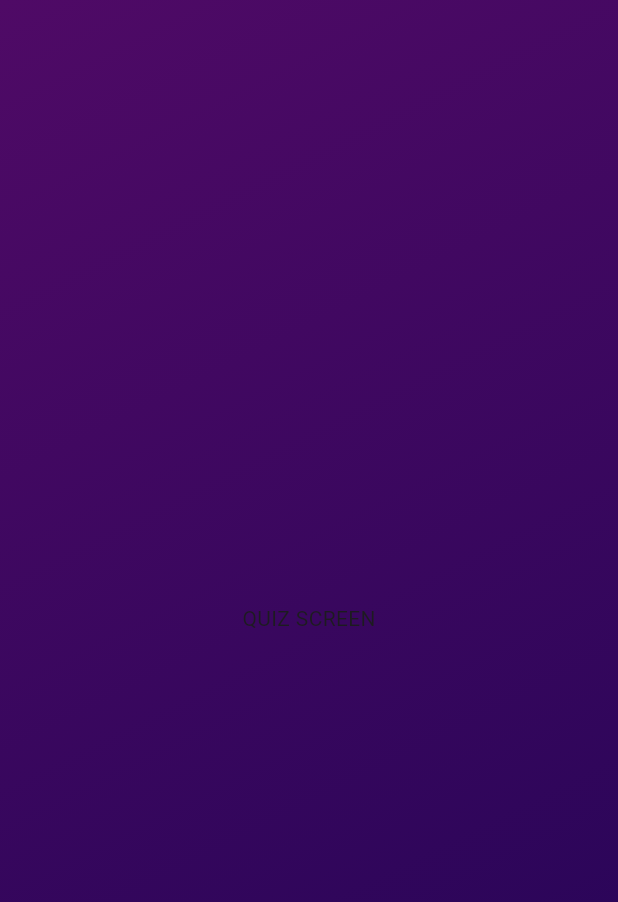
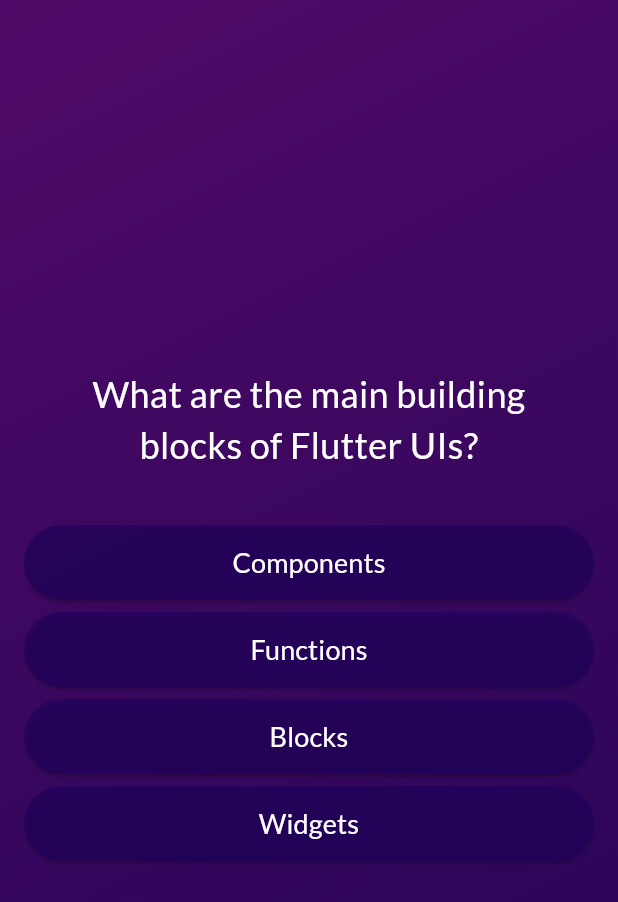
Before and after one commit to ElizavetaDevel/udemyFlutterAwesomeQuizApp, a Flutter app: the screen it shows after launch, after a tap on "Start quiz", on a phone screen of 412 x 824 dp. Shown: the top 902 px of the screen. Run offline on Flutter 3.47's test engine with Material 3 defaults, Android fonts, the phone set to English and light mode, and no system bars; our stand-ins replace google_fonts.

Commit message:
finish quiz app

```diff
--- /dev/null
+++ b/lib/base_ui/answer_button.dart
@@ -0,0 +1,23 @@
+import 'package:awesome_quiz_app/base_ui/styled_text.dart';
+import 'package:flutter/material.dart';
+
+class AnswerButton extends StatelessWidget {
+  const AnswerButton(
+      {super.key, required this.answerText, required this.onSelect});
+
+  final String answerText;
+  final VoidCallback onSelect;
+
+  @override
+  Widget build(BuildContext context) {
+    return ElevatedButton(
+        onPressed: onSelect,
+        style: ElevatedButton.styleFrom(
+          padding: const EdgeInsets.symmetric(vertical: 12, horizontal: 16),
+          backgroundColor: const Color.fromARGB(175, 33, 1, 95),
+          shape:
+              RoundedRectangleBorder(borderRadius: BorderRadius.circular(32)),
+        ),
+        child: StyledText(answerText, 18, Colors.white));
+  }
+}
--- a/lib/base_ui/styled_text.dart
+++ b/lib/base_ui/styled_text.dart
@@ -1,23 +1,25 @@
 import 'package:flutter/material.dart';
+import 'package:google_fonts/google_fonts.dart';
 
 class StyledText extends StatelessWidget {
-  const StyledText(
-    this.text,
-    this.size,
-    this.color, {
-    super.key,
-  });
+  const StyledText(this.text, this.size, this.color,
+      {super.key,
+      this.fontWeight = FontWeight.normal,
+      this.textAlign = TextAlign.center});
 
   final String text;
   final double size;
+  final FontWeight fontWeight;
+  final TextAlign textAlign;
   final Color color;
 
   @override
   Widget build(BuildContext context) {
     return Text(
       text,
-      style: TextStyle(
-          color: color, fontSize: size, fontFamily: AutofillHints.addressState),
+      style: GoogleFonts.lato(
+          fontSize: size, color: color, fontWeight: fontWeight),
+      textAlign: textAlign,
     );
   }
 }
--- a/lib/controllers/navigation_controller.dart
+++ b/lib/controllers/navigation_controller.dart
@@ -1,12 +1,11 @@
 import 'package:awesome_quiz_app/base_ui/gradient_container.dart';
 import 'package:awesome_quiz_app/controllers/home_controller.dart';
 import 'package:awesome_quiz_app/controllers/quiz_controller.dart';
+import 'package:awesome_quiz_app/data/questions.dart';
+import 'package:awesome_quiz_app/widgets/results_widget.dart';
 import 'package:flutter/material.dart';
 
-enum Screen {
-  home,
-  quiz,
-}
+enum Screen { home, quiz, results }
 
 class NavigationController extends StatefulWidget {
   const NavigationController({super.key});
@@ -23,9 +22,28 @@
 
   Screen activeScreen = Screen.home;
 
+  List<String> selectedAnswers = [];
+
   void onStartPressed() {
     setState(() {
       activeScreen = Screen.quiz;
+    });
+  }
+
+  void onSelectAnswer(String answer) {
+    selectedAnswers.add(answer);
+
+    if (selectedAnswers.length == questions.length) {
+      setState(() {
+        activeScreen = Screen.results;
+      });
+    }
+  }
+
+  void restart() {
+    setState(() {
+      selectedAnswers = [];
+      activeScreen = Screen.home;
     });
   }
 
@@ -34,7 +52,12 @@
       case Screen.home:
         return HomeController(onStartPressed);
       case Screen.quiz:
-        return const QuizController();
+        return QuizController(onSelectAnswer: onSelectAnswer);
+      case Screen.results:
+        return ResultsWidget(
+          answers: selectedAnswers,
+          restart: restart,
+        );
     }
   }
 
--- a/lib/controllers/quiz_controller.dart
+++ b/lib/controllers/quiz_controller.dart
@@ -1,16 +1,31 @@
 import 'package:awesome_quiz_app/widgets/quiz_widget.dart';
 import 'package:flutter/material.dart';
+import 'package:awesome_quiz_app/data/questions.dart';
 
 class QuizController extends StatefulWidget {
-  const QuizController({super.key});
+  const QuizController({super.key, required this.onSelectAnswer});
+
+  final void Function(String) onSelectAnswer;
 
   @override
   State<QuizController> createState() => _QuizControllerState();
 }
 
 class _QuizControllerState extends State<QuizController> {
+  var currentQuestionIndex = 0;
+
+  void answerQuestion(String selectedAnswer) {
+    widget.onSelectAnswer(selectedAnswer);
+
+    setState(() {
+      currentQuestionIndex += 1;
+    });
+  }
+
   @override
   Widget build(BuildContext context) {
-    return const QuizWidget();
+    return QuizWidget(questions[currentQuestionIndex], (answer) {
+      answerQuestion(answer);
+    });
   }
 }
--- a/lib/models/quiz_question.dart
+++ b/lib/models/quiz_question.dart
@@ -3,4 +3,10 @@
 
   final String text;
   final List<String> answers;
+
+  List<String> getShuffledAnswers() {
+    final shuffledList = List.of(answers);
+    shuffledList.shuffle();
+    return shuffledList;
+  }
 }
--- a/lib/widgets/quiz_widget.dart
+++ b/lib/widgets/quiz_widget.dart
@@ -1,10 +1,39 @@
+import 'package:awesome_quiz_app/base_ui/answer_button.dart';
+import 'package:awesome_quiz_app/base_ui/styled_text.dart';
+import 'package:awesome_quiz_app/models/quiz_question.dart';
 import 'package:flutter/material.dart';
 
 class QuizWidget extends StatelessWidget {
-  const QuizWidget({super.key});
+  const QuizWidget(this.question, this.onSelect, {super.key});
+
+  final QuizQuestion question;
+
+  final void Function(String) onSelect;
 
   @override
   Widget build(BuildContext context) {
-    return const Center(child: Text('QUIZ SCREEN'));
+    return Center(
+      child: Column(
+        mainAxisSize: MainAxisSize.min,
+        crossAxisAlignment: CrossAxisAlignment.stretch,
+        children: [
+          Padding(
+            padding: const EdgeInsets.symmetric(horizontal: 28),
+            child: StyledText(question.text, 24, Colors.white),
+          ),
+          const SizedBox(height: 32),
+          ...question.getShuffledAnswers().map((answer) {
+            return Padding(
+              padding: const EdgeInsets.symmetric(vertical: 4, horizontal: 16),
+              child: AnswerButton(
+                  answerText: answer,
+                  onSelect: () {
+                    onSelect(answer);
+                  }),
+            );
+          }),
+        ],
+      ),
+    );
   }
 }
--- a/pubspec.yaml
+++ b/pubspec.yaml
@@ -35,6 +35,7 @@
   # The following adds the Cupertino Icons font to your application.
   # Use with the CupertinoIcons class for iOS style icons.
   cupertino_icons: ^1.0.2
+  google_fonts: ^6.1.0
 
 dev_dependencies:
   flutter_test:
@@ -45,7 +46,7 @@
   # activated in the `analysis_options.yaml` file located at the root of your
   # package. See that file for information about deactivating specific lint
   # rules and activating additional ones.
-  flutter_lints: ^2.0.0
+  flutter_lints: ^3.0.1
 
 # For information on the generic Dart part of this file, see the
 # following page: https://dart.dev/tools/pub/pubspec
```
Also changed, not shown: lib/base_ui/questions_summary.dart (added, +81 -0 lines), lib/widgets/results_widget.dart (added, +70 -0 lines), 8 other files.
